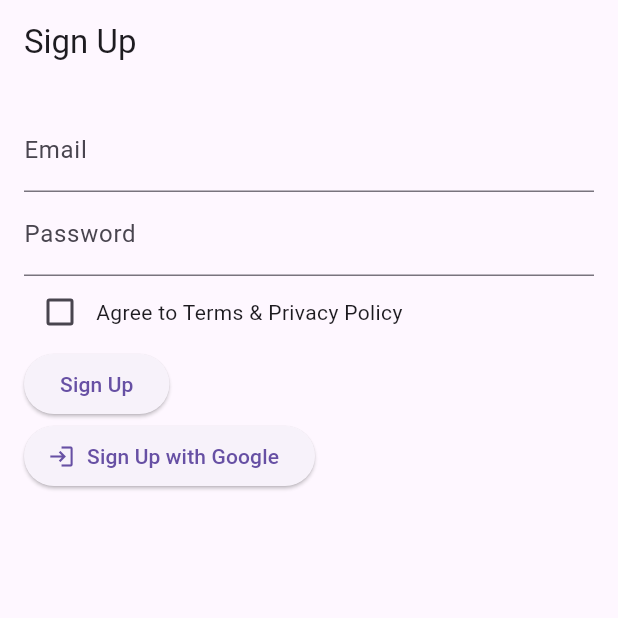
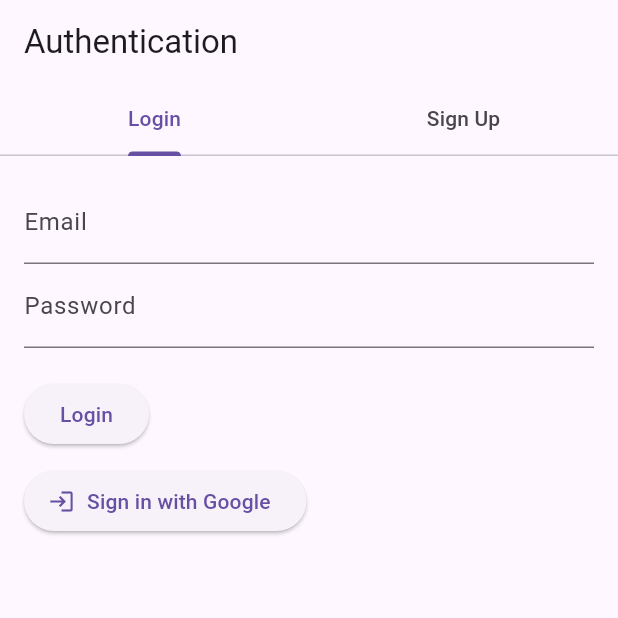
Before and after one commit to GetAnshulAgarwal/expense_tracker, a Flutter app: the screen it shows after launch, on a phone screen of 412 x 824 dp, the top half of it. Run offline on Flutter 3.47's test engine with Material 3 defaults, Android fonts, the phone set to English and light mode, and no system bars; our stand-ins replace firebase_auth, firebase_core, google_sign_in, hive, hive_flutter; accounts and stored records are empty.

Commit message:
Signup update

```diff
--- a/lib/Screens/signup_screen.dart
+++ b/lib/Screens/signup_screen.dart
@@ -1,35 +1,43 @@
 import 'package:flutter/material.dart';
 import 'package:firebase_auth/firebase_auth.dart';
 import 'package:google_sign_in/google_sign_in.dart';
-
 import 'home_screen.dart' show DashboardScreen;
 
-class SignUpScreen extends StatefulWidget {
-  const SignUpScreen({super.key});
+class AuthScreen extends StatefulWidget {
+  const AuthScreen({Key? key}) : super(key: key);
 
   @override
-  _SignUpScreenState createState() => _SignUpScreenState();
+  _AuthScreenState createState() => _AuthScreenState();
 }
 
-class _SignUpScreenState extends State<SignUpScreen> {
-  final _auth = FirebaseAuth.instance;
-  final _formKey = GlobalKey<FormState>();
-  final TextEditingController _emailController = TextEditingController();
-  final TextEditingController _passwordController = TextEditingController();
-  bool _agreeToTerms = false;
+class _AuthScreenState extends State<AuthScreen> {
+  // Controllers for Login
+  final TextEditingController _loginEmailController = TextEditingController();
+  final TextEditingController _loginPasswordController =
+      TextEditingController();
+  final GlobalKey<FormState> _loginFormKey = GlobalKey<FormState>();
 
-  void _signUp() async {
-    if (_formKey.currentState!.validate() && _agreeToTerms) {
+  // Controllers for Sign Up
+  final TextEditingController _signupEmailController = TextEditingController();
+  final TextEditingController _signupPasswordController =
+      TextEditingController();
+  final GlobalKey<FormState> _signupFormKey = GlobalKey<FormState>();
+  bool _signupAgreeToTerms = false;
+
+  final FirebaseAuth _auth = FirebaseAuth.instance;
+
+  // Login method
+  void _login() async {
+    if (_loginFormKey.currentState!.validate()) {
       try {
-        UserCredential userCredential = await _auth
-            .createUserWithEmailAndPassword(
-              email: _emailController.text,
-              password: _passwordController.text,
+        UserCredential userCredential = await _auth.signInWithEmailAndPassword(
+          email: _loginEmailController.text,
+          password: _loginPasswordController.text,
         );
         Navigator.pushReplacement(
           context,
           MaterialPageRoute(
-            builder: (context) => DashboardScreen(user: userCredential.user),
+            builder: (context) => DashboardScreen(user: userCredential.user!),
           ),
         );
       } catch (e) {
@@ -40,12 +48,35 @@ class _SignUpScreenState extends State<SignUpScreen> {
     }
   }
 
+  // Sign Up method
+  void _signUp() async {
+    if (_signupFormKey.currentState!.validate() && _signupAgreeToTerms) {
+      try {
+        UserCredential userCredential = await _auth
+            .createUserWithEmailAndPassword(
+              email: _signupEmailController.text,
+              password: _signupPasswordController.text,
+            );
+        Navigator.pushReplacement(
+          context,
+          MaterialPageRoute(
+            builder: (context) => DashboardScreen(user: userCredential.user!),
+          ),
+        );
+      } catch (e) {
+        ScaffoldMessenger.of(
+          context,
+        ).showSnackBar(SnackBar(content: Text(e.toString())));
+      }
+    }
+  }
+
+  // Google Sign-In method (shared by both forms)
   Future<void> _signInWithGoogle() async {
     try {
       final GoogleSignInAccount? googleUser = await GoogleSignIn().signIn();
       if (googleUser == null) return;
-      final GoogleSignInAuthentication googleAuth =
-          await googleUser.authentication;
+      final googleAuth = await googleUser.authentication;
       final credential = GoogleAuthProvider.credential(
         accessToken: googleAuth.accessToken,
         idToken: googleAuth.idToken,
@@ -56,7 +87,7 @@ class _SignUpScreenState extends State<SignUpScreen> {
       Navigator.pushReplacement(
         context,
         MaterialPageRoute(
-          builder: (context) => DashboardScreen(user: userCredential.user),
+          builder: (context) => DashboardScreen(user: userCredential.user!),
         ),
       );
     } catch (e) {
@@ -68,50 +99,106 @@ class _SignUpScreenState extends State<SignUpScreen> {
 
   @override
   Widget build(BuildContext context) {
-    return Scaffold(
-      appBar: AppBar(title: const Text('Sign Up')),
-      body: Padding(
+    return DefaultTabController(
+      length: 2, // Two tabs: Login & Sign Up
+      child: Scaffold(
+        appBar: AppBar(
+          title: const Text('Authentication'),
+          bottom: const TabBar(
+            tabs: [Tab(text: "Login"), Tab(text: "Sign Up")],
+          ),
+        ),
+        body: TabBarView(
+          children: [
+            // Login Form
+            Padding(
               padding: const EdgeInsets.all(16.0),
               child: Form(
-          key: _formKey,
+                key: _loginFormKey,
                 child: Column(
                   crossAxisAlignment: CrossAxisAlignment.start,
                   children: [
                     TextFormField(
-                controller: _emailController,
+                      controller: _loginEmailController,
                       decoration: const InputDecoration(labelText: 'Email'),
-                validator: (value) => value!.isEmpty ? 'Enter an email' : null,
+                      validator:
+                          (value) => value!.isEmpty ? 'Enter an email' : null,
                     ),
                     TextFormField(
-                controller: _passwordController,
+                      controller: _loginPasswordController,
                       decoration: const InputDecoration(labelText: 'Password'),
                       obscureText: true,
                       validator:
-                    (value) => value!.length < 6 ? 'Password too short' : null,
+                          (value) =>
+                              value!.length < 6 ? 'Password too short' : null,
+                    ),
+                    const SizedBox(height: 20),
+                    ElevatedButton(
+                      onPressed: _login,
+                      child: const Text('Login'),
+                    ),
+                    const SizedBox(height: 10),
+                    ElevatedButton.icon(
+                      icon: const Icon(Icons.login),
+                      label: const Text('Sign in with Google'),
+                      onPressed: _signInWithGoogle,
+                    ),
+                  ],
+                ),
+              ),
+            ),
+            // Sign Up Form
+            Padding(
+              padding: const EdgeInsets.all(16.0),
+              child: Form(
+                key: _signupFormKey,
+                child: Column(
+                  crossAxisAlignment: CrossAxisAlignment.start,
+                  children: [
+                    TextFormField(
+                      controller: _signupEmailController,
+                      decoration: const InputDecoration(labelText: 'Email'),
+                      validator:
+                          (value) => value!.isEmpty ? 'Enter an email' : null,
+                    ),
+                    TextFormField(
+                      controller: _signupPasswordController,
+                      decoration: const InputDecoration(labelText: 'Password'),
+                      obscureText: true,
+                      validator:
+                          (value) =>
+                              value!.length < 6 ? 'Password too short' : null,
                     ),
                     Row(
                       children: [
                         Checkbox(
-                    value: _agreeToTerms,
+                          value: _signupAgreeToTerms,
                           onChanged: (value) {
                             setState(() {
-                        _agreeToTerms = value!;
+                              _signupAgreeToTerms = value!;
                             });
                           },
                         ),
                         const Text('Agree to Terms & Privacy Policy'),
                       ],
                     ),
-              ElevatedButton(onPressed: _signUp, child: const Text('Sign Up')),
+                    ElevatedButton(
+                      onPressed: _signUp,
+                      child: const Text('Sign Up'),
+                    ),
+                    const SizedBox(height: 10),
                     ElevatedButton.icon(
                       icon: const Icon(Icons.login),
-                label: const Text('Sign Up with Google'),
+                      label: const Text('Sign up with Google'),
                       onPressed: _signInWithGoogle,
                     ),
                   ],
                 ),
               ),
             ),
+          ],
+        ),
+      ),
     );
   }
 }
--- a/lib/main.dart
+++ b/lib/main.dart
@@ -1,11 +1,15 @@
 import 'package:assignment_cs/Screens/signup_screen.dart';
 import 'package:flutter/material.dart';
 import 'package:hive_flutter/hive_flutter.dart';
+import 'package:firebase_core/firebase_core.dart';
 import 'Screens/home_screen.dart';
 import 'model/financial_data_model.dart';
 
 void main() async {
   WidgetsFlutterBinding.ensureInitialized();
+
+  // Initialize Firebase
+  await Firebase.initializeApp();
 
   // Initialize Hive
   await Hive.initFlutter();
@@ -24,6 +28,6 @@ void main() async {
 class MyApp extends StatelessWidget {
   @override
   Widget build(BuildContext context) {
-    return Placeholder(child: MaterialApp(home: SignUpScreen()));
+    return MaterialApp(home: AuthScreen());
   }
 }
--- a/lib/model/financial_data_model.dart
+++ b/lib/model/financial_data_model.dart
@@ -24,6 +24,9 @@ class TransactionModel extends HiveObject {
 
   @HiveField(6)
   late String wallet;
+
+  @HiveField(7)
+  late String userId; // New field to tag the transaction with the user's UID
 }
 
 @HiveType(typeId: 1)
--- a/pubspec.yaml
+++ b/pubspec.yaml
@@ -40,6 +40,8 @@ dependencies:
   hive_flutter:
   provider:
   google_sign_in:
+  hive_generator: ^2.0.1
+  build_runner:
 
 
 dev_dependencies:
```
Also changed, not shown: lib/Screens/home_screen.dart (+17 -10 lines), firebase.json (added), lib/firebase_options.dart, lib/model/financial_data_model.g.dart, pubspec.lock, 3 other files. Lines whose indentation alone changed are shown as unchanged.
